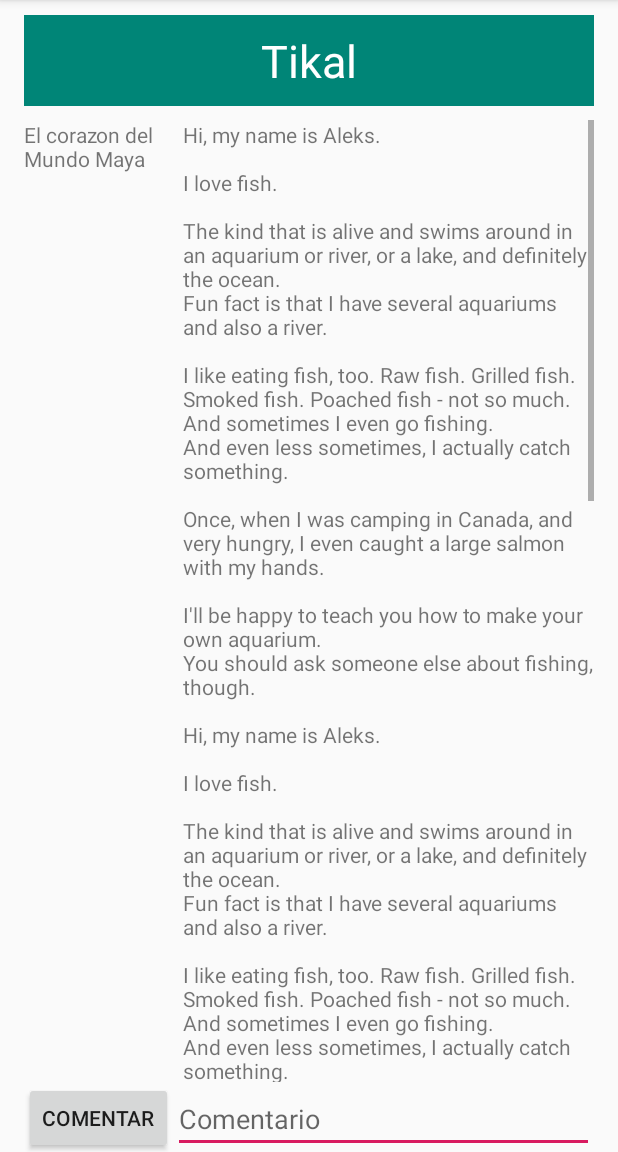
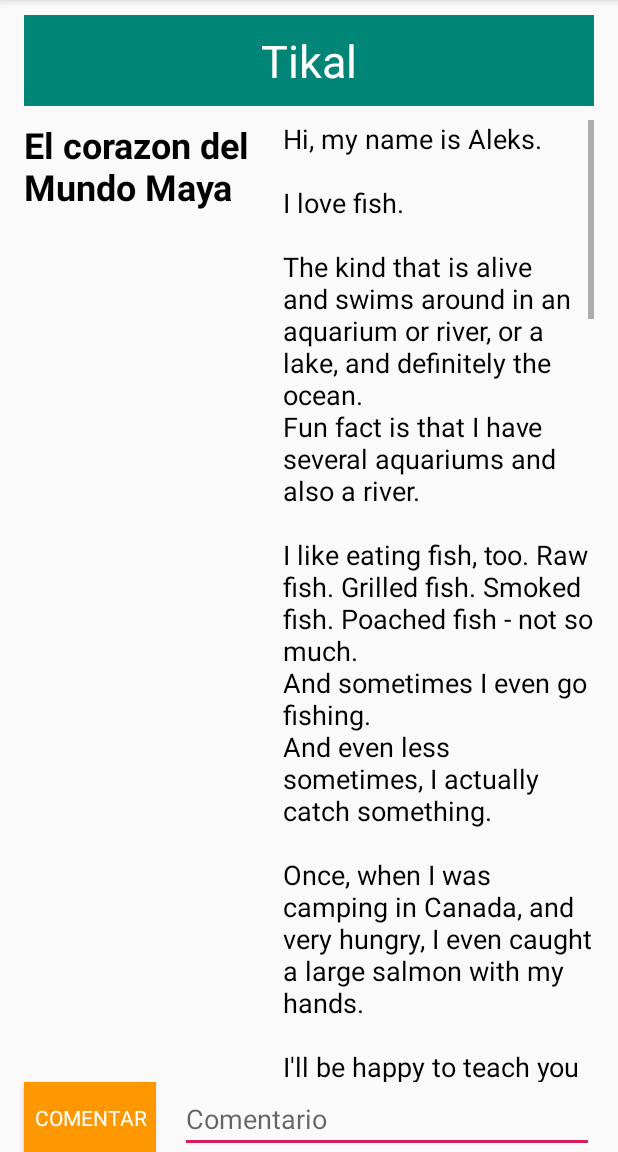
Before and after one commit to bryannalfaro/Laboratorio3, an Android app: the screen it shows after launch (Places), after a tap on "TIKAL", on a phone screen of 412 x 824 dp, the part 84-1236 px from its top. Run offline under Robolectric (Android 15) with nearby library versions, the phone set to English and light mode, and no system bars; our stand-ins replace data binding; 1 other tap on this screen came first.

Commit message:
Styles y Carpetas

```diff
--- a/app/src/main/AndroidManifest.xml
+++ b/app/src/main/AndroidManifest.xml
@@ -9,8 +9,8 @@
         android:roundIcon="@mipmap/ic_launcher_round"
         android:supportsRtl="true"
         android:theme="@style/AppTheme">
-        <activity android:name=".Places"></activity>
-        <activity android:name=".MainActivity">
+        <activity android:name=".Activities.Places"></activity>
+        <activity android:name=".Activities.MainActivity">
             <intent-filter>
                 <action android:name="android.intent.action.MAIN" />
 
--- a/app/src/main/res/layout/activity_places.xml
+++ b/app/src/main/res/layout/activity_places.xml
@@ -15,20 +15,12 @@
 
         <TextView
             android:id="@+id/title"
-            android:layout_width="match_parent"
-            android:layout_height="wrap_content"
-            android:layout_marginStart="16dp"
-            android:layout_marginEnd="16dp"
-            android:background="@color/colorPrimary"
-            android:gravity="center"
-            android:padding="10dp"
-            android:text="@={modelo.title}"
-            android:textColor="@android:color/background_light"
-            android:textSize="30sp"
             app:layout_constraintBottom_toTopOf="@+id/scrollView2"
             app:layout_constraintEnd_toEndOf="parent"
             app:layout_constraintStart_toStartOf="@+id/button5"
-            app:layout_constraintTop_toTopOf="parent" />
+            app:layout_constraintTop_toTopOf="parent"
+            style="@style/TitleStyle"
+            android:text="@={modelo.title}"/>
 
         <ScrollView
             android:id="@+id/scrollView2"
@@ -49,20 +41,18 @@
 
                 <TextView
                     android:id="@+id/subtitle"
-                    android:layout_width="wrap_content"
-                    android:layout_height="wrap_content"
-                    android:layout_gravity="top"
-                    android:text="@={modelo.phrase}" />
+                    android:text="@={modelo.phrase}"
+                    style="@style/SubtitleStyle" />
 
                 <TextView
                     android:id="@+id/description"
                     android:layout_width="0dp"
                     android:layout_height="wrap_content"
-                    android:layout_gravity="center"
                     android:layout_marginStart="16dp"
                     android:layout_weight="1"
                     android:text="@={modelo.description}"
-                    app:layout_constraintHorizontal_bias="0.0" />
+                    app:layout_constraintHorizontal_bias="0.0"
+                    style="@style/TextStyle" />
             </LinearLayout>
 
 
@@ -77,7 +67,8 @@
             app:layout_constraintBottom_toBottomOf="parent"
             app:layout_constraintEnd_toStartOf="@+id/editText"
             app:layout_constraintStart_toStartOf="parent"
-            app:layout_constraintTop_toTopOf="@+id/editText" />
+            app:layout_constraintTop_toTopOf="@+id/editText"
+            style="@style/ButtonStyle"/>
 
         <EditText
             android:id="@+id/editText"
--- a/app/src/main/res/values/styles.xml
+++ b/app/src/main/res/values/styles.xml
@@ -10,7 +10,49 @@
 
     <style name="style1">
         <item name="android:textSize">18sp</item>
-        <item name="android:fontFamily">sans-serif-smallcaps</item>
+        <item name="android:fontFamily">Roboto</item>
+    </style>
+
+    <style name="TitleStyle">
+        <item name="android:layout_width">match_parent</item>
+        <item name="android:layout_height">wrap_content</item>
+        <item name="android:layout_marginStart">16dp</item>
+        <item name="android:layout_marginEnd">16dp</item>
+        <item name="android:background">@color/colorPrimary</item>
+        <item name="android:fontFamily">Roboto</item>
+        <item name="android:gravity">center</item>
+        <item name="android:padding">10dp</item>
+        <item name="android:textColor">@android:color/background_light</item>
+        <item name="android:textSize">30sp</item>
+    </style>
+
+    <style name="TextStyle">
+        <item name="android:layout_gravity">center</item>
+        <item name="android:fontFamily">Roboto</item>
+        <item name="android:textSize">18sp</item>
+        <item name="android:textColor">@android:color/background_dark</item>
+    </style>
+
+
+
+    <style name="SubtitleStyle">
+        <item name="android:layout_width">wrap_content</item>
+        <item name="android:layout_height">wrap_content</item>
+        <item name="android:layout_gravity">top</item>
+        <item name="android:fontFamily">Roboto</item>
+        <item name="android:textColor">@android:color/black</item>
+        <item name="android:textSize">24sp</item>
+        <item name="android:textStyle">bold</item>
+    </style>
+
+    <style name="ButtonStyle">
+        <item name="android:textColor">@android:color/background_light</item>
+        <item name="android:layout_width">wrap_content</item>
+        <item name="android:layout_height">wrap_content</item>
+        <item name="android:layout_marginStart">16dp</item>
+        <item name="android:layout_marginEnd">16dp</item>
+        <item name="android:background">@color/colorNuevo</item>
+        <item name="android:fontFamily">Roboto</item>
     </style>
 
 </resources>
```
Also changed, not shown: app/src/main/java/com/example/laboratorio3final/Activities/MainActivity.kt (renamed from app/src/main/java/com/example/laboratorio3final/MainActivity.kt, +8 -5 lines), app/src/main/java/com/example/laboratorio3final/Activities/Places.kt (renamed from app/src/main/java/com/example/laboratorio3final/Places.kt, +12 -7 lines), app/src/main/res/layout/activity_main.xml (+38 -55 lines).
